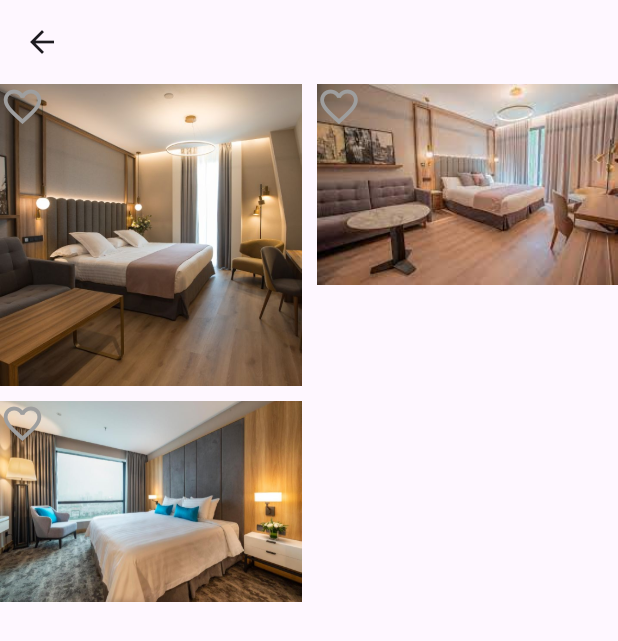
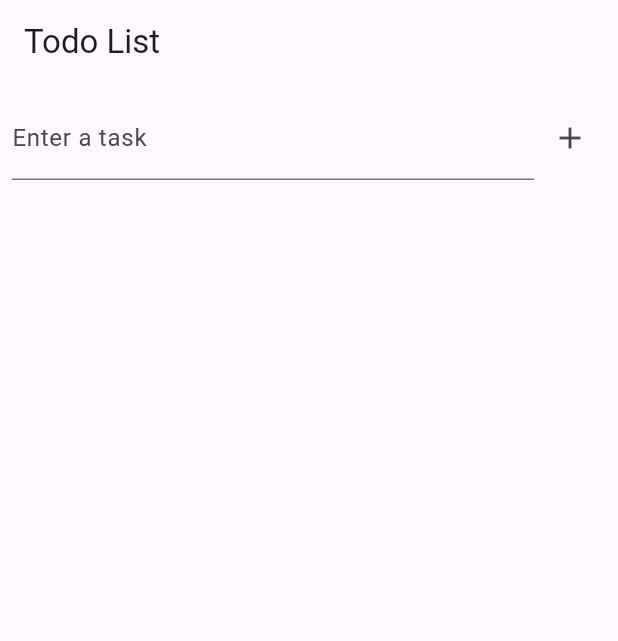
Before and after one commit to Chien-Ken/Bloc_practice_fun, a Flutter app: the screen it shows after launch, on a phone screen of 412 x 824 dp. Shown: the top 641 px of the screen. Run offline on Flutter 3.47's test engine with Material 3 defaults, Android fonts, the phone set to English and light mode, and no system bars; our stand-ins replace equatable, flutter_bloc.

Commit message:
second commit

```diff
--- a/lib/main.dart
+++ b/lib/main.dart
@@ -1,17 +1,24 @@
-import 'package:bloc_practice/Counter/counter_bloc.dart';
-import 'package:bloc_practice/Counter_part2/CounterPage.dart';
-import 'package:bloc_practice/Cubit/counter_page.dart';
-import 'package:bloc_practice/Cubit/like_image_page.dart';
-import 'package:bloc_practice/Like_image/like_image_bloc.dart';
-import 'package:bloc_practice/Like_image/like_image_screen.dart';
+
+import 'package:bloc_practice/todo2/todo_bloc.dart';
+import 'package:bloc_practice/todo2/todo_screen.dart';
 import 'package:flutter/material.dart';
+import 'package:flutter/widgets.dart';
 import 'package:flutter_bloc/flutter_bloc.dart';
 
-void main() {
-  runApp(
-    BlocProvider(
-      create: (context) => LikeImageBloc(),
-      child: MaterialApp(home: LikeImagePage()),
-    ),
-  );
+void main(){
+  runApp(const MyApp());
 }
+
+class MyApp extends StatelessWidget {
+  const MyApp({super.key});
+
+  @override
+  Widget build(BuildContext context) {
+    return MaterialApp(
+      debugShowCheckedModeBanner: false,
+      home: BlocProvider(create: (_) => TodoBloc(),
+      child: TodoScreen(),
+      ),
+    );
+  }
+}
--- /dev/null
+++ b/lib/todo2/todo_bloc.dart
@@ -0,0 +1,28 @@
+import 'package:bloc_practice/todo2/todo_event.dart';
+import 'package:bloc_practice/todo2/todo_state.dart';
+import 'package:flutter_bloc/flutter_bloc.dart';
+
+
+class TodoBloc extends Bloc<TodoEvent, TodoState> {
+
+  final List<String>_todos = [];
+
+  TodoBloc() : super(const TodoState([])) {
+    // Xử lý sự kiện AddTodo
+    on<AddTodo>((event, emit) {
+     _todos.add(event.task);
+      emit(TodoState(List.from(_todos)));
+    });
+
+    // Xử lý sự kiện RemoveTodo
+    on<RemoveTodo>((event, emit) {
+     _todos.removeAt(event.index);
+      emit(TodoState(List.from(_todos)));
+    });
+  }
+
+
+  // ✅ Getter để lấy danh sách ảnh đã like
+  List<String> get todo => _todos;
+
+}
--- /dev/null
+++ b/lib/todo2/todo_cubit.dart
@@ -0,0 +1,16 @@
+import 'package:flutter_bloc/flutter_bloc.dart';
+
+class TodoCubit extends Cubit<List<String>> {
+  TodoCubit() : super([]);
+
+  void addTodo(String task) {
+    if (task.isNotEmpty) {
+      emit([...state, task]);
+    }
+  }
+
+  void removeTodo(int index) {
+    final newList = List<String>.from(state)..removeAt(index);
+    emit(newList);
+  }
+}
--- /dev/null
+++ b/lib/todo2/todo_event.dart
@@ -0,0 +1,25 @@
+import 'package:equatable/equatable.dart';
+
+abstract class TodoEvent extends Equatable {
+  const TodoEvent();
+  @override
+  List<Object> get props => [];
+}
+
+// Thêm công việc
+class AddTodo extends TodoEvent {
+  final String task;
+  const AddTodo(this.task);
+
+  @override
+  List<Object> get props => [task];
+}
+
+// Xóa công việc
+class RemoveTodo extends TodoEvent {
+  final int index;
+  const RemoveTodo(this.index);
+
+  @override
+  List<Object> get props => [index];
+}
--- /dev/null
+++ b/lib/todo2/todo_screen.dart
@@ -0,0 +1,73 @@
+import 'package:bloc_practice/todo2/todo_event.dart';
+import 'package:bloc_practice/todo2/todo_state.dart';
+import 'package:bloc_practice/todo2/todo_bloc.dart';
+import 'package:flutter/material.dart';
+import 'package:flutter_bloc/flutter_bloc.dart';
+
+class TodoScreen extends StatefulWidget {
+  const TodoScreen({super.key});
+
+  @override
+  State<StatefulWidget> createState() => _TodoScreenState();
+}
+
+class _TodoScreenState extends State<TodoScreen> {
+  @override
+  Widget build(BuildContext context) {
+    final TextEditingController _controller = TextEditingController();
+
+    return Scaffold(
+      appBar: AppBar(title: const Text('Todo List')),
+      body: Column(
+        children: [
+          Padding(
+            padding: const EdgeInsets.all(8.0),
+            child: Row(
+              children: [
+                Expanded(
+                  child: TextField(
+                    controller: _controller,
+                    decoration: const InputDecoration(
+                      labelText: 'Enter a task',
+                    ),
+                  ),
+                ),
+                IconButton(
+                  icon: const Icon(Icons.add),
+                  onPressed: () {
+                     final task = _controller.text.trim();
+              if (task.isNotEmpty) {
+                context.read<TodoBloc>().add(AddTodo(task));
+                _controller.clear();
+              }
+                  },
+                ),
+              ],
+            ),
+          ),
+          Expanded(
+            child: BlocBuilder<TodoBloc, TodoState>(
+              builder: (context, state) {
+                return ListView.builder(
+                  itemCount: state.todos.length,
+                  itemBuilder: (context, index) {
+
+                    return ListTile(
+                      title: Text(state.todos[index]),
+                      trailing: IconButton(
+                        icon: const Icon(Icons.delete),
+                        onPressed: () {
+                          context.read<TodoBloc>().add(RemoveTodo(index));
+                        },
+                      ),
+                    );
+                  },
+                );
+              },
+            ),
+          ),
+        ],
+      ),
+    );
+  }
+}
--- /dev/null
+++ b/lib/todo2/todo_state.dart
@@ -0,0 +1,10 @@
+import 'package:equatable/equatable.dart';
+
+class TodoState extends Equatable {
+  final List<String> _todos;
+  List<String>get todos => _todos ;
+  const TodoState(this._todos);
+
+  @override
+  List<Object> get props => [todos];
+}
--- a/pubspec.yaml
+++ b/pubspec.yaml
@@ -35,6 +35,8 @@ dependencies:
   # Use with the CupertinoIcons class for iOS style icons.
   cupertino_icons: ^1.0.8
   flutter_bloc: ^9.0.0
+  bloc: ^9.0.0
+  equatable: ^2.0.7
 
 dev_dependencies:
   flutter_test:
```
Also changed, not shown: pubspec.lock.
